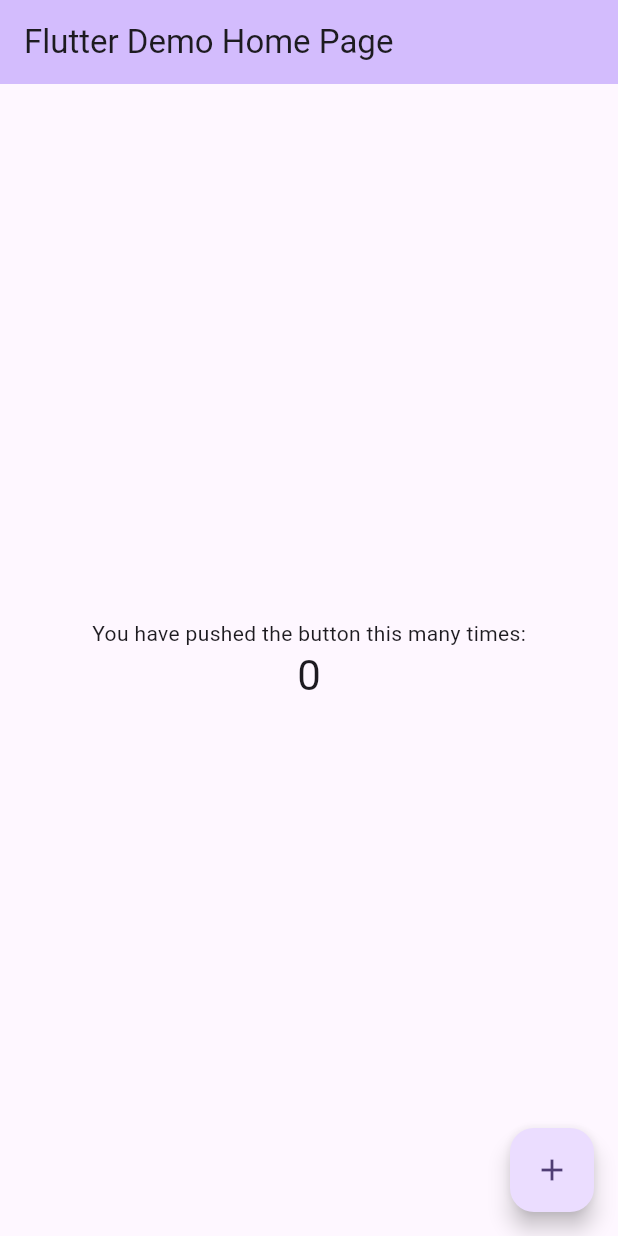
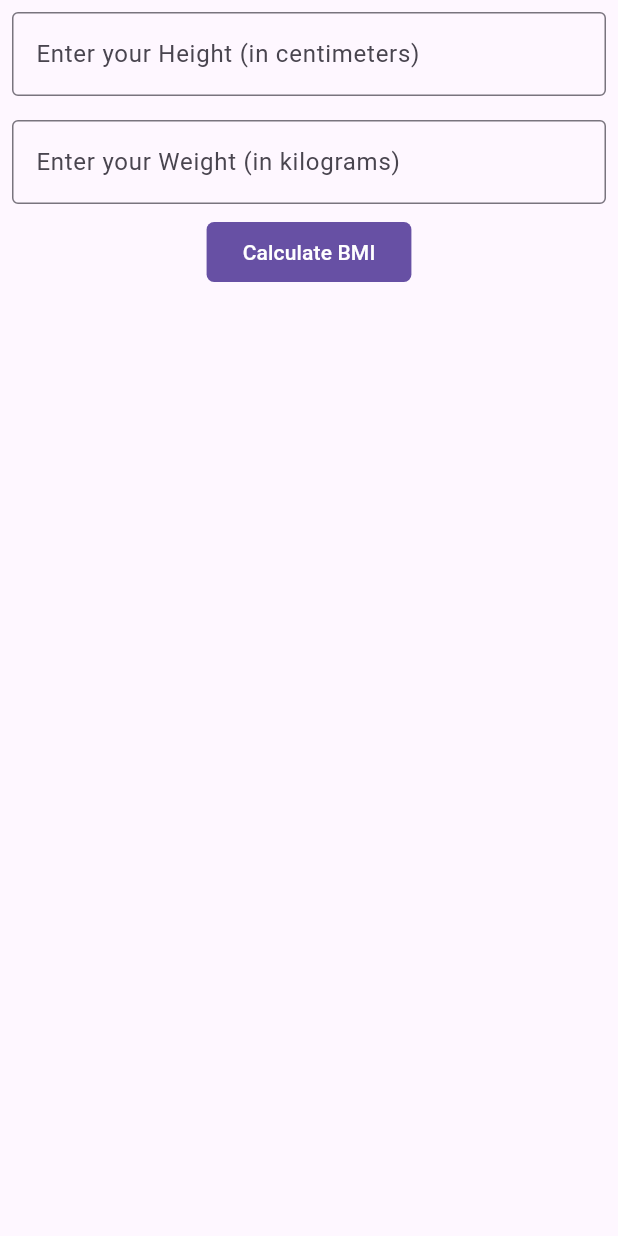
Before and after one commit to SagarNewbie234/flutter_assignments, a Flutter app: the screen it shows after launch, on a phone screen of 412 x 824 dp. Run offline on Flutter 3.47's test engine with Material 3 defaults, Android fonts, the phone set to English and light mode, and no system bars; our stand-ins replace google_fonts.

Commit message:
commit 2

```diff
--- a/app_2/analysis_options.yaml
+++ b/app_2/analysis_options.yaml
@@ -7,6 +7,9 @@
 
 # The following line activates a set of recommended lints for Flutter apps,
 # packages, and plugins designed to encourage good coding practices.
+analyzer:
+  errors:
+    prefer_const_constructors: ignore
 include: package:flutter_lints/flutter.yaml
 
 linter:
--- a/app_2/lib/main.dart
+++ b/app_2/lib/main.dart
@@ -7,119 +7,89 @@ void main() {
 class MyApp extends StatelessWidget {
   const MyApp({super.key});
 
-  // This widget is the root of your application.
   @override
   Widget build(BuildContext context) {
-    return MaterialApp(
+    return const MaterialApp(
       title: 'Flutter Demo',
-      theme: ThemeData(
-        // This is the theme of your application.
-        //
-        // TRY THIS: Try running your application with "flutter run". You'll see
-        // the application has a purple toolbar. Then, without quitting the app,
-        // try changing the seedColor in the colorScheme below to Colors.green
-        // and then invoke "hot reload" (save your changes or press the "hot
-        // reload" button in a Flutter-supported IDE, or press "r" if you used
-        // the command line to start the app).
-        //
-        // Notice that the counter didn't reset back to zero; the application
-        // state is not lost during the reload. To reset the state, use hot
-        // restart instead.
-        //
-        // This works for code too, not just values: Most code changes can be
-        // tested with just a hot reload.
-        colorScheme: ColorScheme.fromSeed(seedColor: Colors.deepPurple),
-        useMaterial3: true,
-      ),
-      home: const MyHomePage(title: 'Flutter Demo Home Page'),
+      home: MyHomePage(),
+      debugShowCheckedModeBanner: false,
     );
   }
 }
 
 class MyHomePage extends StatefulWidget {
-  const MyHomePage({super.key, required this.title});
-
-  // This widget is the home page of your application. It is stateful, meaning
-  // that it has a State object (defined below) that contains fields that affect
-  // how it looks.
-
-  // This class is the configuration for the state. It holds the values (in this
-  // case the title) provided by the parent (in this case the App widget) and
-  // used by the build method of the State. Fields in a Widget subclass are
-  // always marked "final".
-
-  final String title;
+  const MyHomePage({super.key});
 
   @override
   State<MyHomePage> createState() => _MyHomePageState();
 }
 
 class _MyHomePageState extends State<MyHomePage> {
-  int _counter = 0;
+  TextEditingController tec1 = TextEditingController();
+  TextEditingController tec2 = TextEditingController();
 
-  void _incrementCounter() {
+  var displayText = "";
+  var remarksText = "";
+
+  void calculateBMI() {
+    double height = double.parse(tec1.text) * 0.01;
+    double weight = double.parse(tec2.text);
+    double bmi = weight / (height * height);
     setState(() {
-      // This call to setState tells the Flutter framework that something has
-      // changed in this State, which causes it to rerun the build method below
-      // so that the display can reflect the updated values. If we changed
-      // _counter without calling setState(), then the build method would not be
-      // called again, and so nothing would appear to happen.
-      _counter++;
+      displayText = "BMI ${bmi.toStringAsFixed(2)}";
+      if (bmi < 18.5) {
+        remarksText = "Remarks : Under Weight";
+      } else if (bmi < 25) {
+        remarksText = "Remarks : Normal Weight";
+      } else if (bmi < 30) {
+        remarksText = "Remarks : Over Weight";
+      } else {
+        remarksText = "Remarks : Obese";
+      }
     });
+  }
+
+  Widget buildInputTextField(TextEditingController tec, String hintText) {
+    return Container(
+      width: double.maxFinite,
+      padding: EdgeInsets.all(8.0),
+      child: TextField(
+        controller: tec,
+        decoration: InputDecoration(
+          border: OutlineInputBorder(),
+          hintText: hintText,
+        ),
+      ),
+    );
   }
 
   @override
   Widget build(BuildContext context) {
-    // This method is rerun every time setState is called, for instance as done
-    // by the _incrementCounter method above.
-    //
-    // The Flutter framework has been optimized to make rerunning build methods
-    // fast, so that you can just rebuild anything that needs updating rather
-    // than having to individually change instances of widgets.
     return Scaffold(
-      appBar: AppBar(
-        // TRY THIS: Try changing the color here to a specific color (to
-        // Colors.amber, perhaps?) and trigger a hot reload to see the AppBar
-        // change color while the other colors stay the same.
-        backgroundColor: Theme.of(context).colorScheme.inversePrimary,
-        // Here we take the value from the MyHomePage object that was created by
-        // the App.build method, and use it to set our appbar title.
-        title: Text(widget.title),
-      ),
-      body: Center(
-        // Center is a layout widget. It takes a single child and positions it
-        // in the middle of the parent.
-        child: Column(
-          // Column is also a layout widget. It takes a list of children and
-          // arranges them vertically. By default, it sizes itself to fit its
-          // children horizontally, and tries to be as tall as its parent.
-          //
-          // Column has various properties to control how it sizes itself and
-          // how it positions its children. Here we use mainAxisAlignment to
-          // center the children vertically; the main axis here is the vertical
-          // axis because Columns are vertical (the cross axis would be
-          // horizontal).
-          //
-          // TRY THIS: Invoke "debug painting" (choose the "Toggle Debug Paint"
-          // action in the IDE, or press "p" in the console), to see the
-          // wireframe for each widget.
-          mainAxisAlignment: MainAxisAlignment.center,
-          children: <Widget>[
-            const Text(
-              'You have pushed the button this many times:',
-            ),
-            Text(
-              '$_counter',
-              style: Theme.of(context).textTheme.headlineMedium,
-            ),
-          ],
+      body: SafeArea(
+        child: Center(
+          child: Column(
+            children: [
+              buildInputTextField(tec1, "Enter your Height (in centimeters)"),
+              buildInputTextField(tec2, "Enter your Weight (in kilograms)"),
+              FilledButton(
+                onPressed: calculateBMI,
+                style: FilledButton.styleFrom(
+                  shape: RoundedRectangleBorder(
+                      borderRadius: BorderRadius.circular(5)),
+                ),
+                child: Text("Calculate BMI"),
+              ),
+              SizedBox(height: 50),
+              Text(
+                displayText,
+                style: TextStyle(fontSize: 20),
+              ),
+              Text(remarksText),
+            ],
+          ),
         ),
       ),
-      floatingActionButton: FloatingActionButton(
-        onPressed: _incrementCounter,
-        tooltip: 'Increment',
-        child: const Icon(Icons.add),
-      ), // This trailing comma makes auto-formatting nicer for build methods.
     );
   }
 }
```
